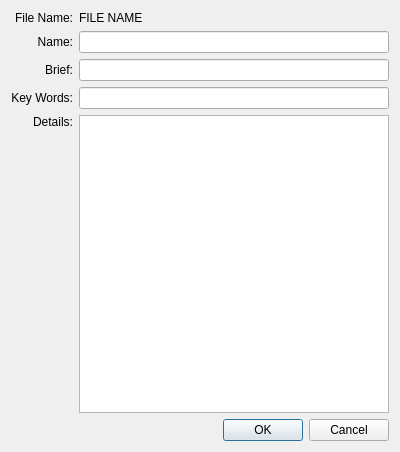
The window that plugins/assets/AssetDocument.ui (dmzgroup/forge) describes before a commit, drawn with Qt 5.
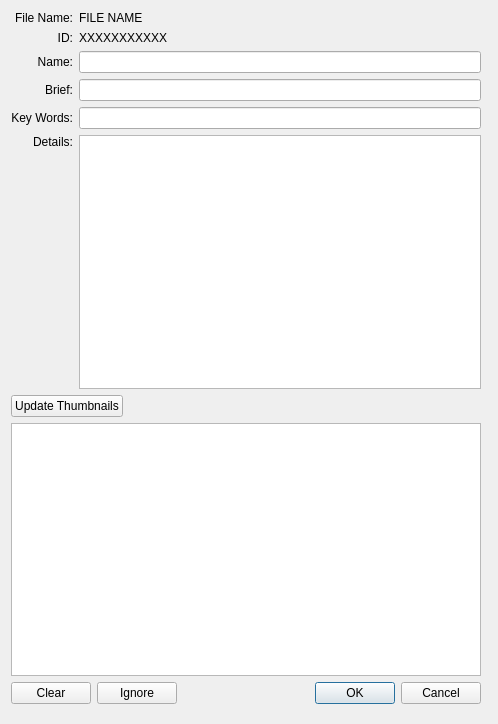
The same window after the commit.

Diff of the .ui file:
```diff
--- a/plugins/assets/AssetDocument.ui
+++ b/plugins/assets/AssetDocument.ui
@@ -6,8 +6,8 @@
    <rect>
     <x>0</x>
     <y>0</y>
-    <width>400</width>
-    <height>452</height>
+    <width>498</width>
+    <height>724</height>
    </rect>
   </property>
   <property name="windowTitle">
@@ -32,6 +32,23 @@
     </widget>
    </item>
    <item row="1" column="0">
+    <widget class="QLabel" name="label_6">
+     <property name="text">
+      <string>ID:</string>
+     </property>
+     <property name="alignment">
+      <set>Qt::AlignRight|Qt::AlignTrailing|Qt::AlignVCenter</set>
+     </property>
+    </widget>
+   </item>
+   <item row="1" column="1">
+    <widget class="QLabel" name="idLabel">
+     <property name="text">
+      <string>XXXXXXXXXXX</string>
+     </property>
+    </widget>
+   </item>
+   <item row="2" column="0">
     <widget class="QLabel" name="label">
      <property name="text">
       <string>Name:</string>
@@ -41,10 +58,10 @@
      </property>
     </widget>
    </item>
-   <item row="1" column="1" colspan="2">
+   <item row="2" column="1">
     <widget class="QLineEdit" name="nameEdit"/>
    </item>
-   <item row="2" column="0">
+   <item row="3" column="0">
     <widget class="QLabel" name="label_2">
      <property name="text">
       <string>Brief:</string>
@@ -54,10 +71,10 @@
      </property>
     </widget>
    </item>
-   <item row="2" column="1" colspan="2">
+   <item row="3" column="1">
     <widget class="QLineEdit" name="briefEdit"/>
    </item>
-   <item row="3" column="0">
+   <item row="4" column="0">
     <widget class="QLabel" name="label_4">
      <property name="text">
       <string>Key Words:</string>
@@ -67,10 +84,10 @@
      </property>
     </widget>
    </item>
-   <item row="3" column="1" colspan="2">
+   <item row="4" column="1">
     <widget class="QLineEdit" name="keywordEdit"/>
    </item>
-   <item row="4" column="0">
+   <item row="5" column="0">
     <widget class="QLabel" name="label_3">
      <property name="text">
       <string>Details:</string>
@@ -80,13 +97,94 @@
      </property>
     </widget>
    </item>
-   <item row="4" column="1" colspan="2">
+   <item row="5" column="1">
     <widget class="QPlainTextEdit" name="detailsEdit"/>
    </item>
-   <item row="5" column="2">
-    <widget class="QDialogButtonBox" name="buttonBox">
-     <property name="standardButtons">
-      <set>QDialogButtonBox::Cancel|QDialogButtonBox::Ok</set>
+   <item row="6" column="0" colspan="2">
+    <layout class="QHBoxLayout" name="horizontalLayout_2">
+     <item>
+      <widget class="QPushButton" name="imageButton">
+       <property name="text">
+        <string>Update Thumbnails</string>
+       </property>
+      </widget>
+     </item>
+     <item>
+      <spacer name="horizontalSpacer_2">
+       <property name="orientation">
+        <enum>Qt::Horizontal</enum>
+       </property>
+       <property name="sizeHint" stdset="0">
+        <size>
+         <width>40</width>
+         <height>20</height>
+        </size>
+       </property>
+      </spacer>
+     </item>
+    </layout>
+   </item>
+   <item row="7" column="0" colspan="2">
+    <widget class="QListWidget" name="imageList">
+     <property name="iconSize">
+      <size>
+       <width>200</width>
+       <height>200</height>
+      </size>
+     </property>
+     <property name="gridSize">
+      <size>
+       <width>200</width>
+       <height>200</height>
+      </size>
+     </property>
+     <property name="viewMode">
+      <enum>QListView::IconMode</enum>
+     </property>
+    </widget>
+   </item>
+   <item row="8" column="0" colspan="2">
+    <layout class="QHBoxLayout" name="horizontalLayout">
+     <item>
+      <widget class="QPushButton" name="clearButton">
+       <property name="text">
+        <string>Clear</string>
+       </property>
+      </widget>
+     </item>
+     <item>
+      <widget class="QPushButton" name="ignoreButton">
+       <property name="text">
+        <string>Ignore</string>
+       </property>
+      </widget>
+     </item>
+     <item>
+      <spacer name="horizontalSpacer">
+       <property name="orientation">
+        <enum>Qt::Horizontal</enum>
+       </property>
+       <property name="sizeHint" stdset="0">
+        <size>
+         <width>40</width>
+         <height>20</height>
+        </size>
+       </property>
+      </spacer>
+     </item>
+     <item>
+      <widget class="QDialogButtonBox" name="buttonBox">
+       <property name="standardButtons">
+        <set>QDialogButtonBox::Cancel|QDialogButtonBox::Ok</set>
+       </property>
+      </widget>
+     </item>
+    </layout>
+   </item>
+   <item row="9" column="2">
+    <widget class="Line" name="line">
+     <property name="orientation">
+      <enum>Qt::Horizontal</enum>
      </property>
     </widget>
    </item>
```
